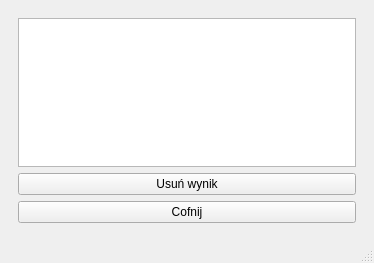
The window that mainwindow.ui (WojciechLarecki/Puzzler) describes before a commit, drawn with Qt 5.
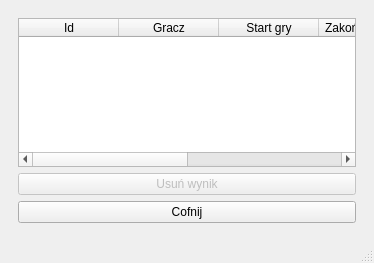
The same window after the commit. The open tabs and pages were chosen to show the change.

Patch:
```diff
--- a/mainwindow.ui
+++ b/mainwindow.ui
@@ -51,10 +51,44 @@
       <widget class="QWidget" name="gameResultsPage">
        <layout class="QVBoxLayout" name="verticalLayout_11">
         <item>
-         <widget class="QTableWidget" name="gameResultsTableWidget"/>
+         <widget class="QTableWidget" name="gameResultsTableWidget">
+          <column>
+           <property name="text">
+            <string>Id</string>
+           </property>
+          </column>
+          <column>
+           <property name="text">
+            <string>Gracz</string>
+           </property>
+          </column>
+          <column>
+           <property name="text">
+            <string>Start gry</string>
+           </property>
+          </column>
+          <column>
+           <property name="text">
+            <string>Zakończenie gry</string>
+           </property>
+          </column>
+          <column>
+           <property name="text">
+            <string>Punkty</string>
+           </property>
+          </column>
+          <column>
+           <property name="text">
+            <string>Rozmiar tablicy</string>
+           </property>
+          </column>
+         </widget>
         </item>
         <item>
          <widget class="QPushButton" name="deleteGameResultsButton">
+          <property name="enabled">
+           <bool>false</bool>
+          </property>
           <property name="text">
            <string>Usuń wynik</string>
           </property>
```
Left out of the diff: 2 changed lines with no effect on the pictures.
